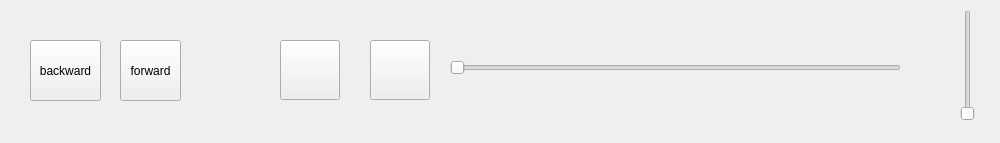
The window that control.ui (lcx-0504/UserInterfaceCoursework) describes before a commit, drawn with Qt 5.
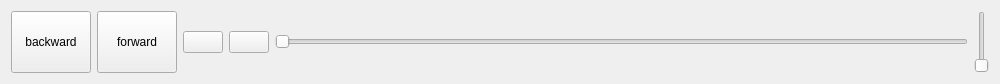
The same window after the commit. Icons and pictures are not drawn.

Commit message: Second commit from WJQ-- realize the switch between playButton and pauseButton+responsive of controlPanel

Diff of the .ui file:
```diff
--- a/control.ui
+++ b/control.ui
@@ -7,34 +7,84 @@
     <x>0</x>
     <y>0</y>
     <width>1000</width>
-    <height>143</height>
+    <height>84</height>
    </rect>
   </property>
+  <property name="sizePolicy">
+   <sizepolicy hsizetype="Expanding" vsizetype="Preferred">
+    <horstretch>0</horstretch>
+    <verstretch>0</verstretch>
+   </sizepolicy>
+  </property>
   <property name="windowTitle">
    <string>Form</string>
   </property>
-  <widget class="QSlider" name="VolumeButton">
-   <property name="geometry">
-    <rect>
-     <x>960</x>
-     <y>10</y>
-     <width>16</width>
-     <height>111</height>
-    </rect>
-   </property>
-   <property name="orientation">
-    <enum>Qt::Vertical</enum>
-   </property>
-  </widget>
+  <layout class="QHBoxLayout">
+   <item>
+    <widget class="QPushButton" name="BackwardButton">
+     <property name="sizePolicy">
+      <sizepolicy hsizetype="Minimum" vsizetype="Preferred">
+       <horstretch>0</horstretch>
+       <verstretch>0</verstretch>
+      </sizepolicy>
+     </property>
+     <property name="text">
+      <string>backward</string>
+     </property>
+    </widget>
+   </item>
+   <item>
+    <widget class="QPushButton" name="ForwardButton">
+     <property name="sizePolicy">
+      <sizepolicy hsizetype="Minimum" vsizetype="Preferred">
+       <horstretch>0</horstretch>
+       <verstretch>0</verstretch>
+      </sizepolicy>
+     </property>
+     <property name="text">
+      <string>forward</string>
+     </property>
+    </widget>
+   </item>
+   <item>
+    <widget class="QPushButton" name="PlayButton">
+     <property name="text">
+      <string/>
+     </property>
+     <property name="icon">
+      <iconset resource="images.qrc">
+       <normaloff>:/images/playIcon.jpg</normaloff>:/images/playIcon.jpg</iconset>
+     </property>
+     <property name="iconSize">
+      <size>
+       <width>60</width>
+       <height>60</height>
+      </size>
+     </property>
+    </widget>
+   </item>
+   <item>
+    <widget class="QPushButton" name="PauseButton">
+     <property name="styleSheet">
+      <string notr="true"/>
+     </property>
+     <property name="text">
+      <string/>
+     </property>
+     <property name="icon">
+      <iconset resource="images.qrc">
+       <normaloff>:/images/pauseIcon.jpg</normaloff>:/images/pauseIcon.jpg</iconset>
+     </property>
+     <property name="iconSize">
+      <size>
+       <width>60</width>
+       <height>60</height>
+      </size>
+     </property>
+    </widget>
+   </item>
+   <item>
   <widget class="QSlider" name="ProgressBar">
-   <property name="geometry">
-    <rect>
-     <x>450</x>
-     <y>60</y>
-     <width>451</width>
-     <height>16</height>
-    </rect>
-   </property>
    <property name="minimumSize">
     <size>
      <width>200</width>
@@ -54,81 +104,15 @@
     <enum>Qt::Horizontal</enum>
    </property>
   </widget>
-  <widget class="QPushButton" name="BackwardButton">
-   <property name="geometry">
-    <rect>
-     <x>30</x>
-     <y>40</y>
-     <width>71</width>
-     <height>61</height>
-    </rect>
-   </property>
-   <property name="text">
-    <string>backward</string>
-   </property>
-  </widget>
-  <widget class="QPushButton" name="ForwardButton">
-   <property name="geometry">
-    <rect>
-     <x>120</x>
-     <y>40</y>
-     <width>61</width>
-     <height>61</height>
-    </rect>
-   </property>
-   <property name="text">
-    <string>forward</string>
-   </property>
-  </widget>
-  <widget class="QPushButton" name="PlayButton">
-   <property name="geometry">
-    <rect>
-     <x>280</x>
-     <y>40</y>
-     <width>60</width>
-     <height>60</height>
-    </rect>
-   </property>
-   <property name="text">
-    <string/>
-   </property>
-   <property name="icon">
-    <iconset resource="images.qrc">
-     <normaloff>:/images/playIcon.jpg</normaloff>:/images/playIcon.jpg</iconset>
-   </property>
-   <property name="iconSize">
-    <size>
-     <width>60</width>
-     <height>60</height>
-    </size>
-   </property>
-  </widget>
-  <widget class="QPushButton" name="PauseButton">
-   <property name="geometry">
-    <rect>
-     <x>370</x>
-     <y>40</y>
-     <width>60</width>
-     <height>60</height>
-    </rect>
-   </property>
-   <property name="styleSheet">
-    <string notr="true"/>
-   </property>
-   <property name="text">
-    <string/>
-   </property>
-   <property name="icon">
-    <iconset resource="images.qrc">
-     <normaloff>:/images/pauseIcon.jpg</normaloff>:/images/pauseIcon.jpg</iconset>
-   </property>
-   <property name="iconSize">
-    <size>
-     <width>60</width>
-     <height>60</height>
-    </size>
-   </property>
-  </widget>
+   </item>
+   <item>
+    <widget class="QSlider" name="VolumeButton">
+     <property name="orientation">
+      <enum>Qt::Vertical</enum>
+     </property>
+    </widget>
+   </item>
+  </layout>
  </widget>
  <resources>
   <include location="images.qrc"/>
```
Lines whose indentation alone changed are shown as unchanged. The commit also changes 1 other file.
